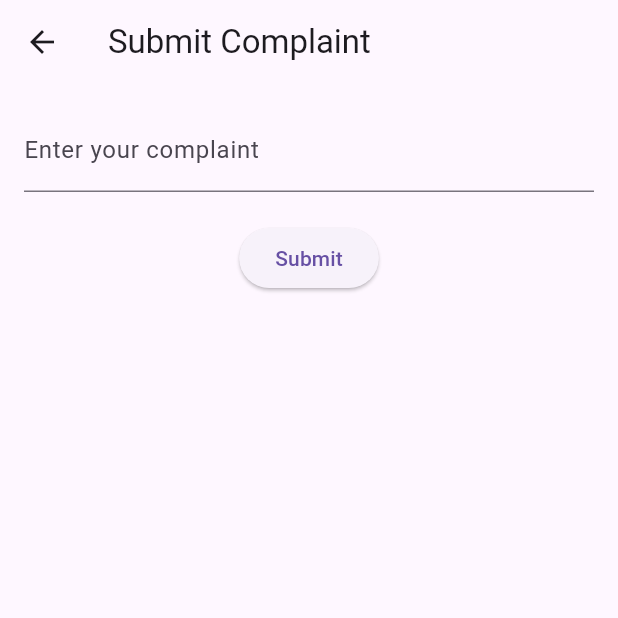
After one commit to dilshi126/AquaBill, a Flutter app: the CustomerDashboard screen opened by its route, after a tap on "Submit Complaint", on a phone screen of 412 x 824 dp, the top half of it. The commit adds this screen. Run offline on Flutter 3.47's test engine with Material 3 defaults, Android fonts, the phone set to English and light mode, and no system bars; our stand-ins replace firebase_auth, firebase_core, firebase_messaging; accounts and stored records are empty; network calls fail.

Commit message:
fixed some errors

```diff
--- /dev/null
+++ b/lib/screens/dashboard/complaints_page.dart
@@ -0,0 +1,39 @@
+import 'package:flutter/material.dart';
+
+class ComplaintsPage extends StatelessWidget {
+  const ComplaintsPage({Key? key}) : super(key: key);
+
+  @override
+  Widget build(BuildContext context) {
+    final TextEditingController complaintController = TextEditingController();
+
+    return Scaffold(
+      appBar: AppBar(
+        title: const Text('Submit Complaint'),
+      ),
+      body: Padding(
+        padding: const EdgeInsets.all(16.0),
+        child: Column(
+          children: [
+            TextField(
+              controller: complaintController,
+              decoration: const InputDecoration(
+                labelText: 'Enter your complaint',
+              ),
+            ),
+            const SizedBox(height: 20),
+            ElevatedButton(
+              onPressed: () {
+                // Submit complaint logic here
+                ScaffoldMessenger.of(context).showSnackBar(
+                  const SnackBar(content: Text('Complaint Submitted')),
+                );
+              },
+              child: const Text('Submit'),
+            ),
+          ],
+        ),
+      ),
+    );
+  }
+}
--- /dev/null
+++ b/lib/screens/dashboard/customer_dashboard.dart
@@ -0,0 +1,54 @@
+import 'package:flutter/material.dart';
+import 'bills_page.dart';
+import 'maintenance_info.dart';
+import 'complaints_page.dart';
+import 'payment_page.dart';
+
+class CustomerDashboard extends StatelessWidget {
+  const CustomerDashboard({Key? key}) : super(key: key);
+
+  @override
+  Widget build(BuildContext context) {
+    return Scaffold(
+      appBar: AppBar(
+        title: const Text('Customer Dashboard'),
+        backgroundColor: Colors.blueAccent,
+      ),
+      body: Padding(
+        padding: const EdgeInsets.all(16.0),
+        child: GridView.count(
+          crossAxisCount: 2,
+          crossAxisSpacing: 10,
+          mainAxisSpacing: 10,
+          children: [
+            _dashboardTile(context, 'Scheduled Maintenance', Icons.build, MaintenanceInfo()),
+            _dashboardTile(context, 'View Monthly Bill', Icons.receipt, BillsPage()),
+            _dashboardTile(context, 'Pay Bill', Icons.payment, PaymentPage()),
+            _dashboardTile(context, 'Submit Complaint', Icons.report_problem, ComplaintsPage()),
+          ],
+        ),
+      ),
+    );
+  }
+
+  GestureDetector _dashboardTile(BuildContext context, String title, IconData icon, Widget page) {
+    return GestureDetector(
+      onTap: () => Navigator.push(
+        context,
+        MaterialPageRoute(builder: (context) => page),
+      ),
+      child: Card(
+        child: Center(
+          child: Column(
+            mainAxisSize: MainAxisSize.min,
+            children: [
+              Icon(icon, size: 50),
+              const SizedBox(height: 10),
+              Text(title, textAlign: TextAlign.center),
+            ],
+          ),
+        ),
+      ),
+    );
+  }
+}
--- a/pubspec.yaml
+++ b/pubspec.yaml
@@ -36,6 +36,7 @@ dependencies:
   cupertino_icons: ^1.0.2
   firebase_core: ^2.12.0
   firebase_auth: ^4.6.0
+  firebase_messaging: ^14.7.10
   provider: ^6.0.5
 
 dev_dependencies:
```
Also changed, not shown: lib/main.dart (+10 -5 lines), lib/screens/authentication/register.dart (+9 -1 lines), lib/screens/authentication/sign_in.dart (+9 -1 lines), lib/screens/dashboard/bills_page.dart (added, +33 -0 lines), lib/screens/dashboard/maintenance_info.dart (added, +17 -0 lines), lib/screens/dashboard/payment_page.dart (added, +25 -0 lines), lib/services/auth.dart (+19 -68 lines), lib/services/notifications.dart (added, +13 -0 lines), lib/wrapper.dart (+5 -7 lines), pubspec.lock, 4 other files.
